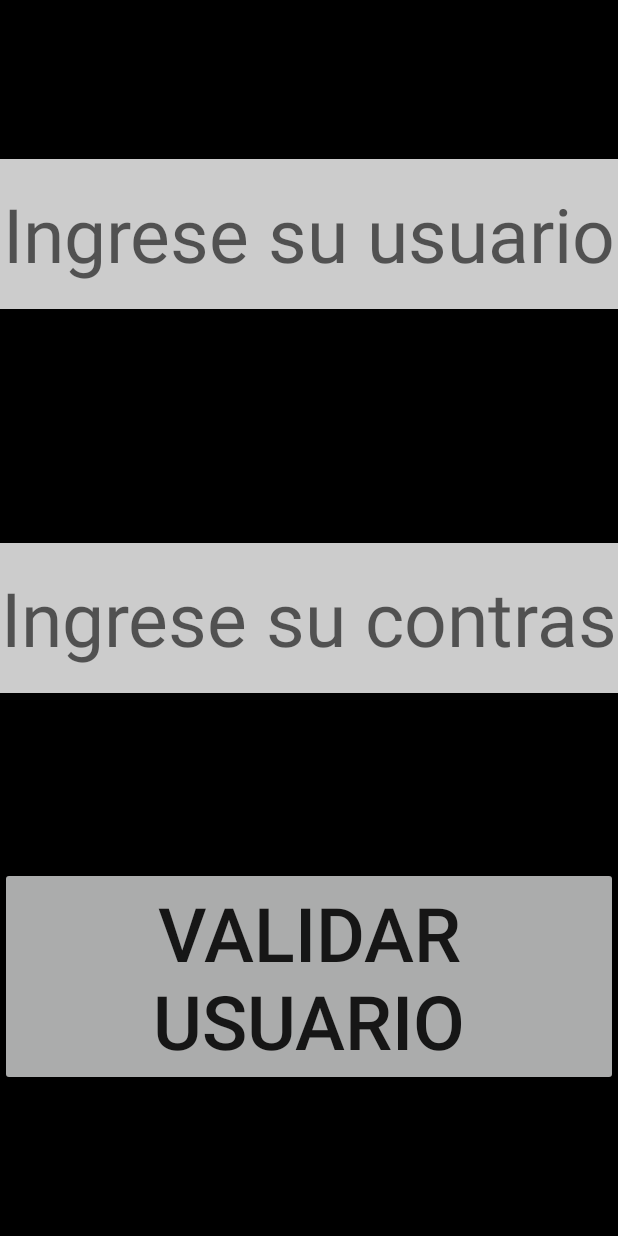
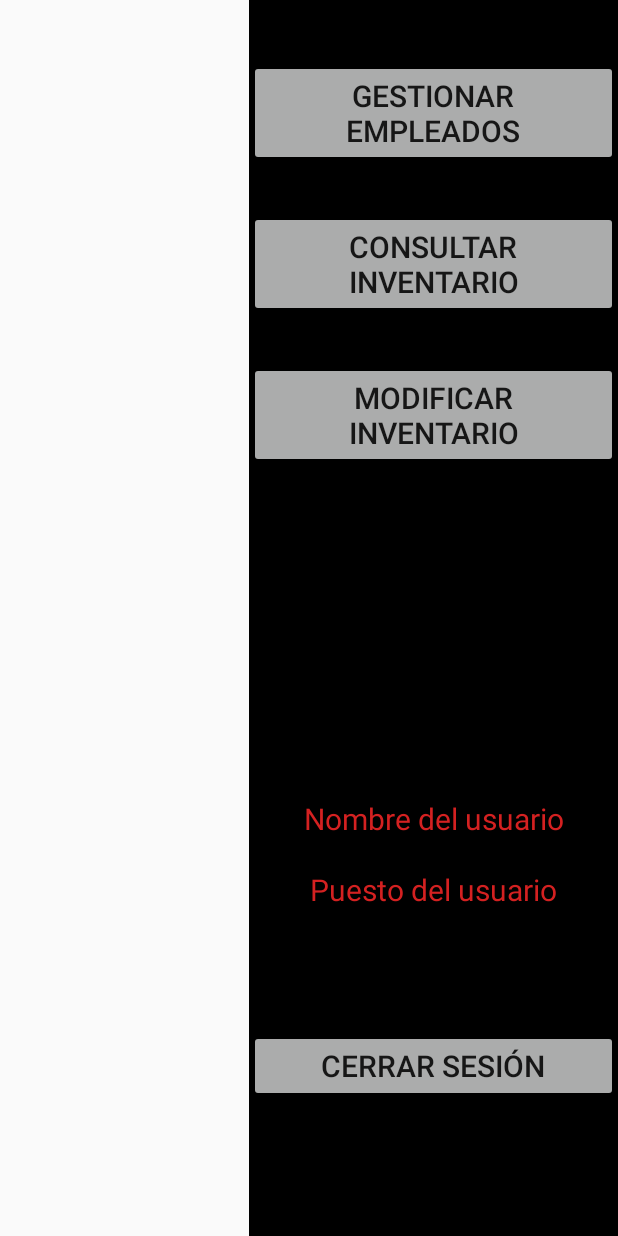
Before and after one commit to AdrianLeyva/CompraFacil, an Android app: the ValidarUsuarioActivity screen opened directly, with no data from a screen before it, after a tap on "VALIDAR USUARIO", on a phone screen of 412 x 824 dp. Run offline under Robolectric (Android 15) with nearby library versions, the phone set to English and light mode, and no system bars.

Commit message:
Nueva activity

```diff
--- a/app/build.gradle
+++ b/app/build.gradle
@@ -21,7 +21,7 @@ android {
         targetCompatibility JavaVersion.VERSION_1_7
     }
     dexOptions {
-        incremental true
+        incremental false
     }
 }
 dependencies {
--- a/app/src/main/java/comprafacil/myapp/root/comprafacil/AdministradorActivity.java
+++ b/app/src/main/java/comprafacil/myapp/root/comprafacil/AdministradorActivity.java
@@ -4,6 +4,7 @@ import android.support.v7.app.AppCompatActivity;
 import android.os.Bundle;
 import android.view.Window;
 import android.view.WindowManager;
+import android.content.Intent;
 
 public class AdministradorActivity extends AppCompatActivity {
 
@@ -17,4 +18,7 @@ public class AdministradorActivity extends AppCompatActivity {
 
         setContentView(R.layout.activity_administrador);
     }
+    public void cerrarSesion(){
+        finish();
+    }
 }
--- a/app/src/main/java/comprafacil/myapp/root/comprafacil/ValidarUsuarioActivity.java
+++ b/app/src/main/java/comprafacil/myapp/root/comprafacil/ValidarUsuarioActivity.java
@@ -1,26 +1,23 @@
 package comprafacil.myapp.root.comprafacil;
 
+import android.content.Intent;
 import android.support.v7.app.AppCompatActivity;
 import android.os.Bundle;
 import android.view.View;
-import android.view.Window;
-import android.view.WindowManager;
 import android.widget.Button;
 import android.widget.EditText;
-import android.content.Intent;
-
 import java.util.ArrayList;
 
 import controller.ControladorAdministrador;
-import model.Administrador;
 import model.Empleado;
 import persistencia.EmpleadoBD;
 
-public class ValidarUsuarioActivity extends AppCompatActivity implements View.OnClickListener {
+public class ValidarUsuarioActivity extends AppCompatActivity {
     //Atributos
     private EditText usuario;
     private EditText clave;
     private Button botonValidar;
+    private ArrayList<Empleado> listaEmpleados = new ArrayList<>();
 
     @Override
     protected void onCreate(Bundle savedInstanceState) {
@@ -28,20 +25,14 @@ public class ValidarUsuarioActivity extends AppCompatActivity implements View.On
         setContentView(R.layout.activity_validar_usuario);
         usuario = (EditText) findViewById(R.id.editText_usuario);
         clave = (EditText) findViewById(R.id.editText_contraseña);
-        botonValidar = (Button) findViewById(R.id.button_validarUsuario);
-        botonValidar.setOnClickListener(this);
+
     }
 
-    @Override
+
     public void onClick(View v) {
         if (v.getId() == R.id.button_validarUsuario) {
-
-            EmpleadoBD baseDatos = new EmpleadoBD(this);
-            baseDatos.execute();
-            if(baseDatos.getFlag() == 1){
-                Intent i = new Intent(this, AdministradorActivity.class);
-                startActivity(i);
-            }
+            Intent i = new Intent(this, AdministradorActivity.class);
+            startActivity(i);
         }
     }
 
@@ -54,19 +45,16 @@ public class ValidarUsuarioActivity extends AppCompatActivity implements View.On
         String var = clave.getText().toString();
         return var;
     }
-    /*
+
     public void iniciarBaseDatos(){
+
         Empleado emp1 = new Empleado("Adrian","Cajero","adrian","leyva");
         Empleado emp2 = new Empleado("Kevin","Cajero","kevin","gamboa");
         Empleado emp3 = new Empleado("Daniel","Cajero","daniel","baas");
 
-        ArrayList<Empleado> listaEmpleados = new ArrayList<Empleado>();
         listaEmpleados.add(emp1);
         listaEmpleados.add(emp2);
         listaEmpleados.add(emp3);
+    }
 
-        EmpleadoBD baseDatos = new EmpleadoBD();
-        baseDatos.setBaseDatos(listaEmpleados);
-    }
-    */
 }
--- a/app/src/main/java/persistencia/EmpleadoBD.java
+++ b/app/src/main/java/persistencia/EmpleadoBD.java
@@ -1,112 +1,63 @@
 package persistencia;
 
+import android.widget.Toast;
 
-import android.widget.Toast;
 import java.sql.Connection;
 import java.sql.DriverManager;
 import java.sql.ResultSet;
 import java.sql.SQLException;
 import java.sql.Statement;
-import android.os.AsyncTask;
+
 import comprafacil.myapp.root.comprafacil.ValidarUsuarioActivity;
-
+import model.Empleado;
+import java.util.ArrayList;
 /**
  * Created by root_user on 6/05/16.
  */
-public class EmpleadoBD extends AsyncTask<Void,Void,Void>{
+public class EmpleadoBD {
 
-    private String servidor = "jdbc:mysql://localhost:3306/CompraFacil";
-    private String usuario = "teamprogra";
+    private String servidor = "jdbc:mysql://localhost/compra_facil";
+    private String usuario = "root";
     private String clave = "";
     private String driver = "com.mysql.jdbc.Driver";
-    private Connection conexion;
+    private Connection con;
     private Statement st;
     private ResultSet rs;
     private ValidarUsuarioActivity vista;
-    private int flag;
 
     public EmpleadoBD(ValidarUsuarioActivity vista){
         this.vista = vista;
     }
 
-
-    public Connection getConexion(){
-        return conexion;
-    }
-
-    public ResultSet getBaseDatos(){
-
-        try {
-            conexion = DriverManager.getConnection(servidor,usuario,clave);
-        } catch (SQLException e){
-            Toast toast = Toast.makeText(vista,"Validación correcta",Toast.LENGTH_SHORT);
-            toast.show();
-        }
-
-        Connection con = getConexion();
-        String sql = "select * from Empleados";
-
-        try {
-            st = con.createStatement();
-            rs = st.executeQuery(sql);
-        }
-
-        catch (SQLException e){
-
-        }
-        return rs;
-    }
-
-
-    @Override
-    protected Void doInBackground(Void... params) {
-        try{
-            Class.forName(driver);
-            Connection con = DriverManager.getConnection(servidor,usuario,clave);
-
-            Statement st = con.createStatement();
-            String sql = "select * from Empleados";
-
-            final ResultSet rs = st.executeQuery(sql);
-
-        }
-        catch (Exception e){
-
-        }
-        return null;
-    }
-
-    @Override
-    protected void onPostExecute(Void result) {
+    public void getBaseDatos() {
 
         String vistaUsuario = vista.getUsuario();
         String vistaClave = vista.getClave();
+        int flag = 0;
 
         try {
-            while (rs.next()) {
-                if (vistaUsuario == rs.getString("Usuario") && vistaClave == rs.getString("Clave")) {
-                    flag = 1;
-                    Toast toast = Toast.makeText(vista,"Validación correcta",Toast.LENGTH_SHORT);
-                    toast.show();
-                    break;
-                }
+            Class.forName(driver).newInstance();
+            con = DriverManager.getConnection(servidor, usuario, clave);
+            st = con.createStatement();
+            rs = st.executeQuery("select * from empleados");
+
+            while(rs.next()){
+                Toast toast = Toast.makeText(vista,rs.getString("usuario"),Toast.LENGTH_SHORT);
+                toast.show();
             }
+            rs.close();
         }
-
         catch (SQLException e) {
-            Toast toast = Toast.makeText(vista,"Ha habido un error para enlazar la base de datos",Toast.LENGTH_SHORT);
+            Toast toast = Toast.makeText(vista,"Falló la conexión",Toast.LENGTH_SHORT);
             toast.show();
         }
+        catch (ClassNotFoundException e) {
 
-        Toast toast = Toast.makeText(vista,"Validación incorrecta",Toast.LENGTH_SHORT);
-        toast.show();
-        int flag = 0;
-
-        super.onPostExecute(result);
-    }
-
-    public int getFlag(){
-        return flag;
+        } catch (InstantiationException e) {
+            e.printStackTrace();
+        } catch (IllegalAccessException e) {
+            e.printStackTrace();
+        }
     }
 
 }
--- a/app/src/main/res/layout/activity_administrador.xml
+++ b/app/src/main/res/layout/activity_administrador.xml
@@ -3,10 +3,110 @@
     xmlns:tools="http://schemas.android.com/tools"
     android:layout_width="match_parent"
     android:layout_height="match_parent"
-    android:paddingBottom="@dimen/activity_vertical_margin"
-    android:paddingLeft="@dimen/activity_horizontal_margin"
-    android:paddingRight="@dimen/activity_horizontal_margin"
-    android:paddingTop="@dimen/activity_vertical_margin"
     tools:context="comprafacil.myapp.root.comprafacil.AdministradorActivity">
 
+    <FrameLayout
+        android:layout_width="match_parent"
+        android:layout_height="match_parent"
+        android:layout_alignParentTop="true"
+        android:layout_alignParentLeft="true"
+        android:layout_alignParentStart="true">
+
+        <LinearLayout
+            android:orientation="vertical"
+            android:layout_width="1031dp"
+            android:layout_height="match_parent"
+            android:layout_gravity="left|top">
+
+            <RelativeLayout
+                android:layout_width="match_parent"
+                android:layout_height="match_parent"
+                android:layout_gravity="center_horizontal">
+
+                <ListView
+                    android:layout_width="wrap_content"
+                    android:layout_height="wrap_content"
+                    android:id="@+id/listView" />
+            </RelativeLayout>
+        </LinearLayout>
+
+        <LinearLayout
+            android:orientation="vertical"
+            android:layout_width="246dp"
+            android:layout_height="match_parent"
+            android:layout_gravity="right|top">
+
+            <RelativeLayout
+                android:layout_width="match_parent"
+                android:layout_height="match_parent"
+                android:background="#000000">
+
+                <Button
+                    android:layout_width="wrap_content"
+                    android:layout_height="wrap_content"
+                    android:textSize="20sp"
+                    android:alpha="0.8"
+                    android:id="@+id/button_Gestionar_Empleados"
+                    android:layout_marginTop="40dp"
+                    android:layout_marginBottom="30dp"
+                    android:layout_alignParentTop="true"
+                    android:layout_centerHorizontal="true"
+                    android:text="@string/button_Gestionar_Empleados" />
+
+                <Button
+                    android:layout_width="wrap_content"
+                    android:layout_height="wrap_content"
+                    android:text="@string/button_Consultar_Inventario"
+                    android:textSize="20sp"
+                    android:alpha="0.8"
+                    android:layout_marginBottom="30dp"
+                    android:id="@+id/button_Consultar_Inventario"
+                    android:layout_below="@+id/button_Gestionar_Empleados" />
+
+
+                <Button
+                    android:layout_width="wrap_content"
+                    android:layout_height="wrap_content"
+                    android:text="@string/button_Modificar_Inventario"
+                    android:textSize="20sp"
+                    android:alpha="0.8"
+                    android:id="@+id/button_Modificar_Inventario"
+                    android:layout_below="@+id/button_Consultar_Inventario" />
+
+                <TextView
+                    android:layout_width="match_parent"
+                    android:layout_height="wrap_content"
+                    android:text="Nombre del usuario"
+                    android:id="@+id/textView_Nombre_Usuario"
+                    android:layout_below="@+id/button_Modificar_Inventario"
+                    android:textSize="20sp"
+                    android:layout_marginTop="220dp"
+                    android:gravity="center"
+                    android:textColor="#d42121" />
+
+                <TextView
+                    android:layout_width="match_parent"
+                    android:layout_height="wrap_content"
+                    android:text="Puesto del usuario"
+                    android:id="@+id/textView_Puesto_Usuario"
+                    android:layout_below="@+id/textView_Nombre_Usuario"
+                    android:textSize="20sp"
+                    android:layout_marginTop="20dp"
+                    android:gravity="center"
+                    android:textColor="#d42121" />
+
+                <Button
+                    android:layout_width="match_parent"
+                    android:layout_height="wrap_content"
+                    android:text="@string/button_Cerrar_Sesion"
+                    android:textSize="20sp"
+                    android:alpha=".8"
+                    android:layout_marginTop="80dp"
+                    android:layout_below="@+id/textView_Puesto_Usuario"
+                    android:gravity="center"
+                    android:nestedScrollingEnabled="false"
+                    android:onClick="cerrarSesion" />
+            </RelativeLayout>
+        </LinearLayout>
+    </FrameLayout>
 </RelativeLayout>
--- a/app/src/main/res/layout/activity_validar_usuario.xml
+++ b/app/src/main/res/layout/activity_validar_usuario.xml
@@ -54,7 +54,8 @@
                 android:layout_centerHorizontal="true"
                 android:textSize="50sp"
                 android:layout_marginBottom="100dp"
-                android:alpha=".8"/>
+                android:alpha=".8"
+                android:onClick="onClick" />
         </RelativeLayout>
     </FrameLayout>
 </RelativeLayout>
--- a/app/src/main/res/values/strings.xml
+++ b/app/src/main/res/values/strings.xml
@@ -15,4 +15,9 @@
     <string name="Total">Total</string>
     <string name="Confirmar">Confirmar Compra</string>
     <string name="Cancelar">Cancelar Compra</string>
+    <string name="button_Gestionar_Empleados">Gestionar empleados</string>
+    <string name="button_Consultar_Inventario">Consultar inventario</string>
+    <string name="button_Modificar_Inventario">Modificar inventario</string>
+    <string name="button_Cerrar_Sesion">Cerrar sesión</string>
+
 </resources>
```
Also changed, not shown: app/src/main/java/controller/ControladorAdministrador.java (+14 -16 lines).
